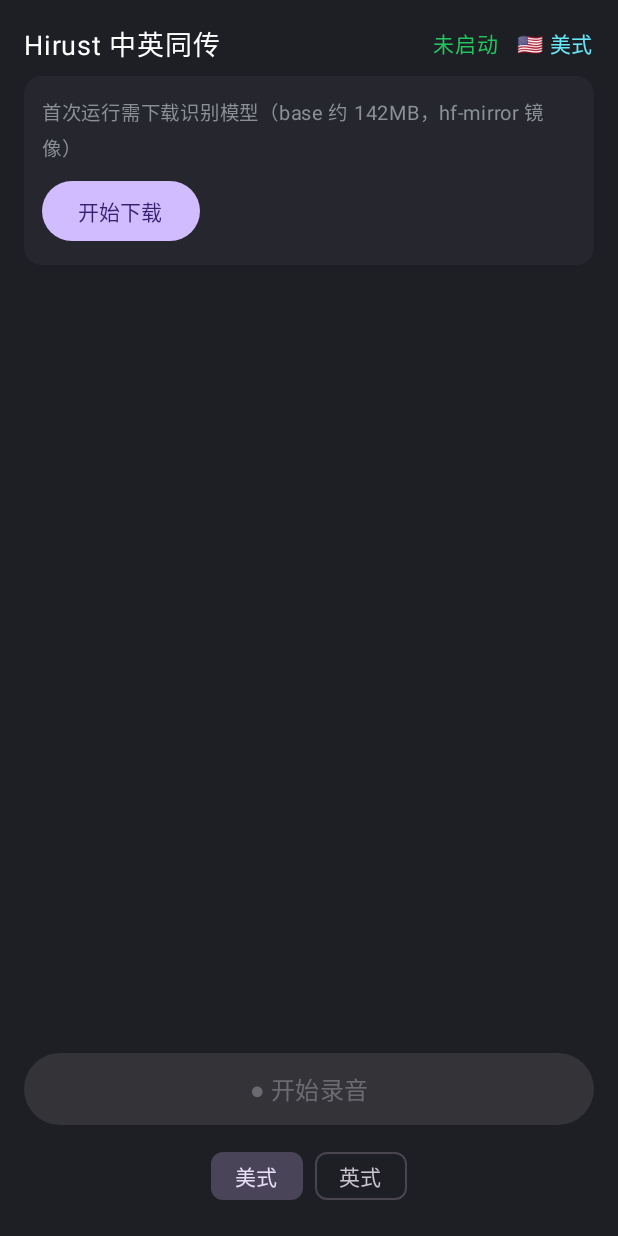
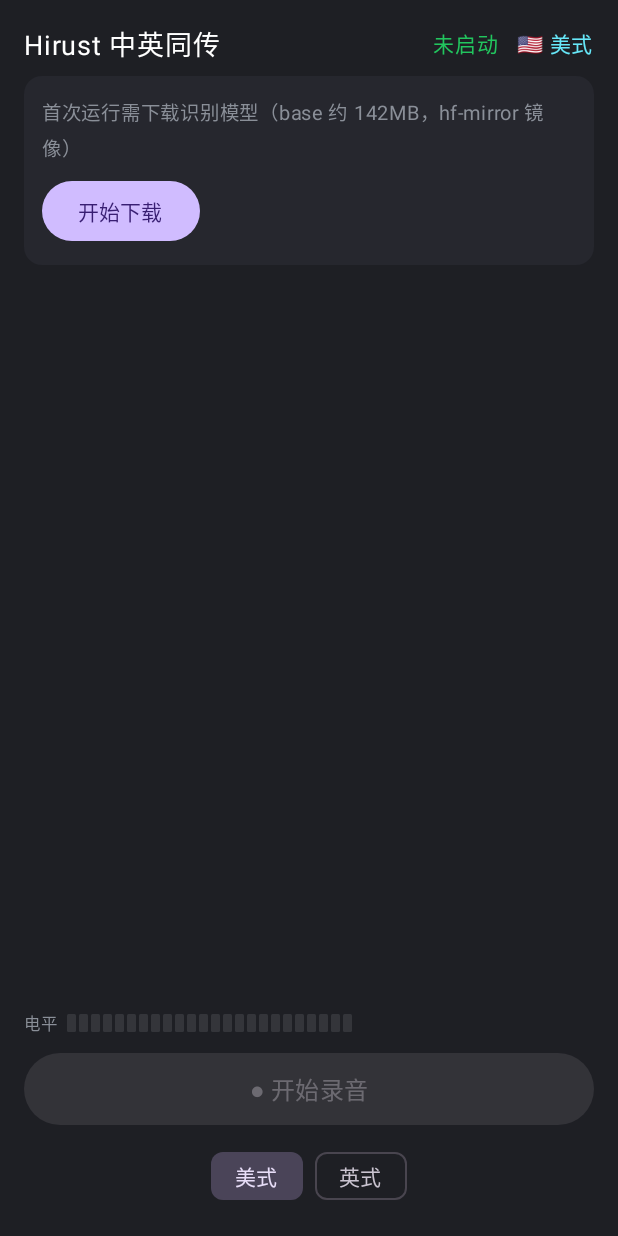
Before and after one commit to dunpju/hirust-translator, an Android app built with Jetpack Compose: the screen it shows after launch (MainActivity), on a phone screen of 412 x 824 dp. Run offline under Robolectric (Android 15) with nearby library versions, the phone set to English and light mode, and no system bars; libraries missing offline, so code that uses them is left out: uniffi.hirust_translator; 3 statements that could not run were skipped.

Commit message:
fix(android): 麦克风改 PCM_16BIT + 电平条可视化诊断
"录音无输出"排障三件套：
1. AudioRecord 改 ENCODING_PCM_16BIT（部分机型 FLOAT 编码静默全零）
   手动归一化转 float 推流
2. Rust 暴露 audio_level()（VAD 线程实时 RMS）
3. 录音时显示 24 段电平条 + dB 读数——声音是否进引擎一眼可见，
   配合相位文案可精确定位断点（麦克风/VAD/识别）

Co-Authored-By: Claude Code <noreply@anthropic.com>

```diff
--- a/android/app/src/main/java/com/hirust/translator/MainActivity.kt
+++ b/android/app/src/main/java/com/hirust/translator/MainActivity.kt
@@ -149,19 +149,24 @@ class MainActivity : ComponentActivity() {
         val eng = engine ?: run { micRunning.set(false); return }
         Thread {
             try {
+                // PCM_16BIT 兼容性最好（部分机型 FLOAT 编码会静默读出全零）
                 val minBuf = AudioRecord.getMinBufferSize(
-                    16000, AudioFormat.CHANNEL_IN_MONO, AudioFormat.ENCODING_PCM_FLOAT
+                    16000, AudioFormat.CHANNEL_IN_MONO, AudioFormat.ENCODING_PCM_16BIT
                 )
                 val rec = AudioRecord(
                     MediaRecorder.AudioSource.VOICE_RECOGNITION, 16000,
-                    AudioFormat.CHANNEL_IN_MONO, AudioFormat.ENCODING_PCM_FLOAT,
-                    maxOf(minBuf, 16000 * 4)
+                    AudioFormat.CHANNEL_IN_MONO, AudioFormat.ENCODING_PCM_16BIT,
+                    maxOf(minBuf, 16000 * 2)
                 )
-                val buf = FloatArray(1600) // 100ms
+                val buf = ShortArray(1600) // 100ms
+                val floats = FloatArray(1600)
                 rec.startRecording()
                 while (micRunning.get()) {
-                    val n = rec.read(buf, 0, buf.size, AudioRecord.READ_BLOCKING)
-                    if (n > 0) eng.feedPcm(buf.copyOf(n).toList(), 16000u)
+                    val n = rec.read(buf, 0, buf.size)
+                    if (n > 0) {
+                        for (i in 0 until n) floats[i] = buf[i] / 32768f
+                        eng.feedPcm(floats.copyOf(n).toList(), 16000u)
+                    }
                 }
                 rec.stop()
                 rec.release()
@@ -282,6 +287,42 @@ class MainActivity : ComponentActivity() {
                         }
                         Spacer(Modifier.height(8.dp))
                     }
+                }
+
+                Spacer(Modifier.height(8.dp))
+
+                // 实时电平条（轮询 Rust 引擎电平；诊断 麦克风→引擎 链路）
+                var level by remember { mutableFloatStateOf(0f) }
+                LaunchedEffect(recording.value) {
+                    while (true) {
+                        level = if (recording.value) (engine?.audioLevel() ?: 0f) else 0f
+                        kotlinx.coroutines.delay(100)
+                    }
+                }
+                Row(verticalAlignment = Alignment.CenterVertically) {
+                    Text("电平", color = dim, fontSize = 11.sp)
+                    Spacer(Modifier.width(6.dp))
+                    val db = (20 * kotlin.math.log10(level.toDouble() + 1e-8)).toInt()
+                    val lit = (((db + 60.0) / 60.0).coerceIn(0.0, 1.0) * 24).toInt()
+                    Row(horizontalArrangement = Arrangement.spacedBy(2.dp)) {
+                        repeat(24) { i ->
+                            Box(
+                                Modifier
+                                    .size(width = 6.dp, height = 12.dp)
+                                    .background(
+                                        when {
+                                            !recording.value -> dim.copy(alpha = 0.2f)
+                                            i < lit && i < 16 -> green
+                                            i < lit -> Color(0xFFF59E0B)
+                                            else -> dim.copy(alpha = 0.2f)
+                                        },
+                                        RoundedCornerShape(1.dp)
+                                    )
+                            )
+                        }
+                    }
+                    Spacer(Modifier.width(8.dp))
+                    Text(if (recording.value) "${db}dB" else "", color = dim, fontSize = 11.sp)
                 }
 
                 Spacer(Modifier.height(8.dp))
```
Also changed, not shown: 1 other file.
